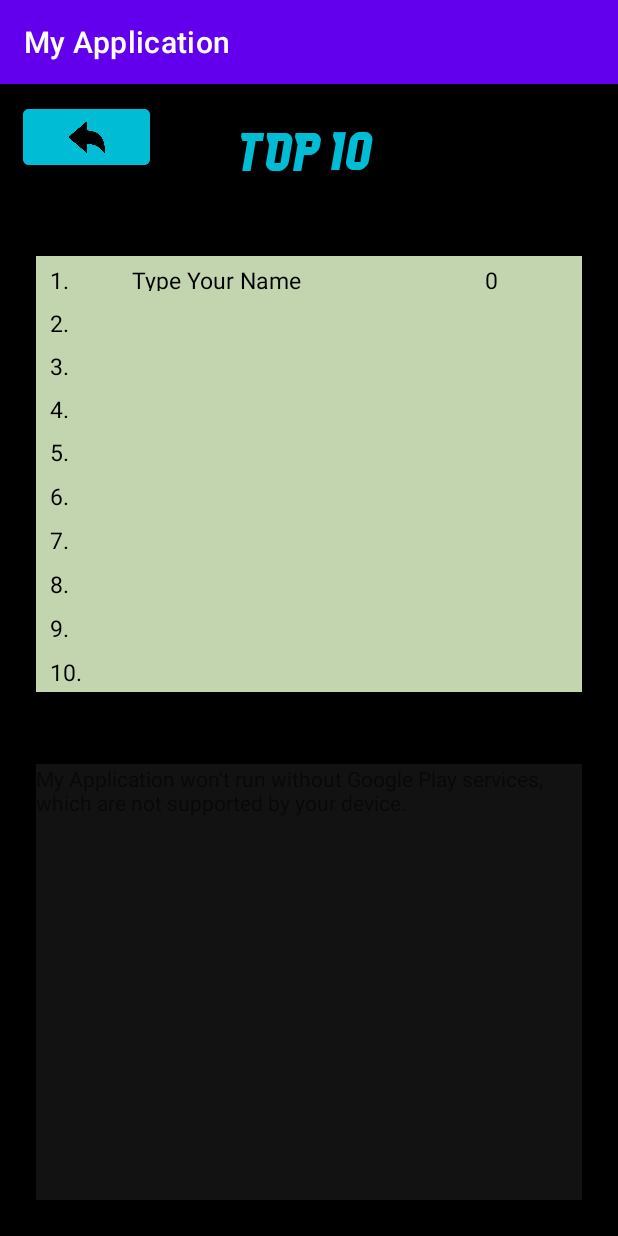
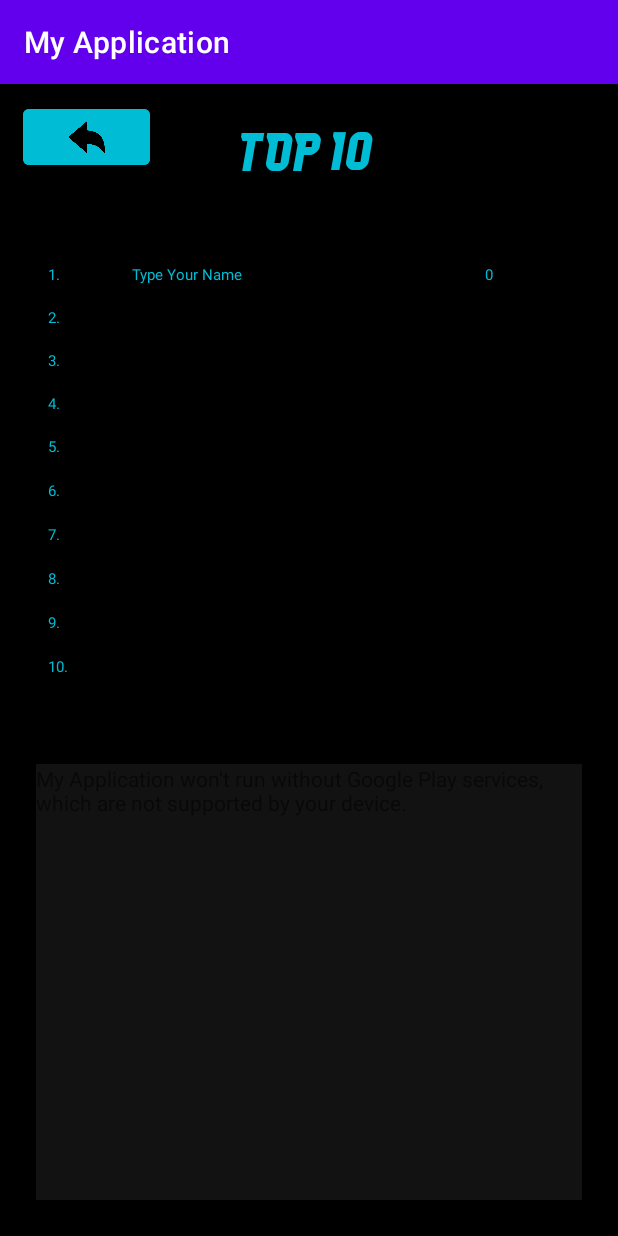
Before and after one commit to LavyCo/hw1, an Android app: the TopFragments screen opened directly, with no data from a screen before it, on a phone screen of 412 x 824 dp. Run offline under Robolectric (Android 15) with nearby library versions, the phone set to English and light mode, and no system bars.

Commit message:
final app 15/5

```diff
--- a/app/src/main/java/com/example/hw2/Gamemanager.java
+++ b/app/src/main/java/com/example/hw2/Gamemanager.java
@@ -57,12 +57,12 @@ public class Gamemanager {
                 }
                 else{
                     if(eggsBoard[i][j]==1){
+                        eggsBoard[i][j]= 0;
                         eggsBoard[i+1][j]=1;
-                        eggsBoard[i][j]= 0;
                     }
                     else if(eggsBoard[i][j]==2){
+                        eggsBoard[i][j]= 0;
                         eggsBoard[i+1][j]=2;
-                        eggsBoard[i][j]= 0;
                     }
                 }
             }
--- /dev/null
+++ b/app/src/main/res/drawable/circle.xml
@@ -0,0 +1,5 @@
+<!-- circle_button_background.xml -->
+<shape xmlns:android="http://schemas.android.com/apk/res/android"
+    android:shape="oval">
+    <solid android:color="#00BCD4" />
+</shape>
--- a/app/src/main/res/layout/activity_main.xml
+++ b/app/src/main/res/layout/activity_main.xml
@@ -114,9 +114,10 @@
             android:layout_width="wrap_content"
             android:layout_height="wrap_content"
             android:layout_centerHorizontal="true"
+            android:fontFamily="@font/iron_wall"
             android:layout_marginTop="30dp"
             android:text="0"
-            android:textColor="@color/white"
+            android:textColor="@color/teal_200"
             android:textSize="25sp" />
         <LinearLayout
             android:layout_width="300dp"
--- a/app/src/main/res/layout/fragment_list.xml
+++ b/app/src/main/res/layout/fragment_list.xml
@@ -4,7 +4,7 @@
     xmlns:tools="http://schemas.android.com/tools"
     android:layout_width="match_parent"
     android:layout_height="match_parent"
-    android:background="#C3D5AF"
+    android:background="#000000"
     android:gravity="center_horizontal"
     android:orientation="vertical"
     tools:context="com.example.hw2.RecordsActivity">
@@ -13,7 +13,7 @@
     <androidx.appcompat.widget.LinearLayoutCompat
         android:id="@+id/list_LNL_row1"
         android:layout_width="match_parent"
-        android:layout_height="0dp"
+        android:layout_height="10dp"
         android:layout_margin="5dp"
         android:layout_weight="1"
         android:gravity="center_vertical"
@@ -25,8 +25,8 @@
             android:layout_height="match_parent"
             android:layout_weight="1"
             android:text=" 1."
-            android:textColor="#000000"
-            android:textSize="15sp"
+            android:textColor="#00BCD4"
+            android:textSize="10sp"
 
             />
 
@@ -35,8 +35,8 @@
             android:layout_width="0dp"
             android:layout_height="match_parent"
             android:layout_weight="4"
-            android:textColor="#000000"
-            android:textSize="15sp" />
+            android:textColor="#00BCD4"
+            android:textSize="10sp" />
 
         <com.google.android.material.textview.MaterialTextView
             android:id="@+id/list_LBL_score1"
@@ -44,8 +44,8 @@
             android:layout_height="match_parent"
             android:layout_weight="1"
             android:text="  "
-            android:textColor="#000000"
-            android:textSize="15sp"
+            android:textColor="#00BCD4"
+            android:textSize="10sp"
 
             />
 
@@ -55,7 +55,7 @@
     <androidx.appcompat.widget.LinearLayoutCompat
         android:id="@+id/list_LNL_row2"
         android:layout_width="match_parent"
-        android:layout_height="0dp"
+        android:layout_height="10dp"
         android:layout_margin="5dp"
         android:layout_weight="1"
         android:gravity="center_vertical"
@@ -67,8 +67,8 @@
             android:layout_height="match_parent"
             android:layout_weight="1"
             android:text=" 2."
-            android:textColor="#000000"
-            android:textSize="15sp"
+            android:textColor="#00BCD4"
+            android:textSize="10sp"
 
             />
 
@@ -77,16 +77,16 @@
             android:layout_width="0dp"
             android:layout_height="match_parent"
             android:layout_weight="4"
-            android:textColor="#000000"
-            android:textSize="15sp" />
+            android:textColor="#00BCD4"
+            android:textSize="10sp" />
 
         <com.google.android.material.textview.MaterialTextView
             android:id="@+id/list_LBL_score2"
             android:layout_width="0dp"
             android:layout_height="match_parent"
             android:layout_weight="1"
-            android:textColor="#000000"
-            android:textSize="15sp"
+            android:textColor="#00BCD4"
+            android:textSize="10sp"
 
             />
 
@@ -96,7 +96,7 @@
     <androidx.appcompat.widget.LinearLayoutCompat
         android:id="@+id/list_LNL_row3"
         android:layout_width="match_parent"
-        android:layout_height="0dp"
+        android:layout_height="10dp"
         android:layout_margin="5dp"
         android:layout_weight="1"
         android:gravity="center_vertical"
@@ -108,8 +108,8 @@
             android:layout_height="match_parent"
             android:layout_weight="1"
             android:text=" 3."
-            android:textColor="#000000"
-            android:textSize="15sp"
+            android:textColor="#00BCD4"
+            android:textSize="10sp"
 
             />
 
@@ -118,16 +118,16 @@
             android:layout_width="0dp"
             android:layout_height="match_parent"
             android:layout_weight="4"
-            android:textColor="#000000"
-            android:textSize="15sp" />
+            android:textColor="#00BCD4"
+            android:textSize="10sp" />
 
         <com.google.android.material.textview.MaterialTextView
             android:id="@+id/list_LBL_score3"
             android:layout_width="0dp"
             android:layout_height="match_parent"
             android:layout_weight="1"
-            android:textColor="#000000"
-            android:textSize="15sp"
+            android:textColor="#00BCD4"
+            android:textSize="10sp"
 
             />
 
@@ -137,7 +137,7 @@
     <androidx.appcompat.widget.LinearLayoutCompat
         android:id="@+id/list_LNL_row4"
         android:layout_width="match_parent"
-        android:layout_height="0dp"
+        android:layout_height="10dp"
         android:layout_margin="5dp"
         android:layout_weight="1"
         android:gravity="center_vertical"
@@ -149,8 +149,8 @@
             android:layout_height="match_parent"
             android:layout_weight="1"
             android:text=" 4."
-            android:textColor="#000000"
-            android:textSize="15sp"
+            android:textColor="#00BCD4"
+            android:textSize="10sp"
 
             />
 
@@ -159,16 +159,16 @@
             android:layout_width="0dp"
             android:layout_height="match_parent"
             android:layout_weight="4"
-            android:textColor="#000000"
-            android:textSize="15sp" />
+            android:textColor="#00BCD4"
+            android:textSize="10sp" />
 
         <com.google.android.material.textview.MaterialTextView
             android:id="@+id/list_LBL_score4"
             android:layout_width="0dp"
             android:layout_height="match_parent"
             android:layout_weight="1"
-            android:textColor="#000000"
-            android:textSize="15sp"
+            android:textColor="#00BCD4"
+            android:textSize="10sp"
 
             />
 
@@ -178,7 +178,7 @@
     <androidx.appcompat.widget.LinearLayoutCompat
         android:id="@+id/list_LNL_row5"
         android:layout_width="match_parent"
-        android:layout_height="0dp"
+        android:layout_height="10dp"
         android:layout_margin="5dp"
         android:layout_weight="1"
         android:gravity="center_vertical"
@@ -190,8 +190,8 @@
             android:layout_height="match_parent"
             android:layout_weight="1"
             android:text=" 5."
-            android:textColor="#000000"
-            android:textSize="15sp"
+            android:textColor="#00BCD4"
+            android:textSize="10sp"
 
             />
 
@@ -200,16 +200,16 @@
             android:layout_width="0dp"
             android:layout_height="match_parent"
             android:layout_weight="4"
-            android:textColor="#000000"
-            android:textSize="15sp" />
+            android:textColor="#00BCD4"
+            android:textSize="10sp" />
 
         <com.google.android.material.textview.MaterialTextView
             android:id="@+id/list_LBL_score5"
             android:layout_width="0dp"
             android:layout_height="match_parent"
             android:layout_weight="1"
-            android:textColor="#000000"
-            android:textSize="15sp"
+            android:textColor="#00BCD4"
+            android:textSize="10sp"
 
             />
 
@@ -219,7 +219,7 @@
     <androidx.appcompat.widget.LinearLayoutCompat
         android:id="@+id/list_LNL_row6"
         android:layout_width="match_parent"
-        android:layout_height="0dp"
+        android:layout_height="10dp"
         android:layout_margin="5dp"
         android:layout_weight="1"
         android:gravity="center_vertical"
@@ -231,8 +231,8 @@
             android:layout_height="match_parent"
             android:layout_weight="1"
             android:text=" 6."
-            android:textColor="#000000"
-            android:textSize="15sp"
+            android:textColor="#00BCD4"
+            android:textSize="10sp"
 
             />
 
@@ -241,16 +241,16 @@
             android:layout_width="0dp"
             android:layout_height="match_parent"
             android:layout_weight="4"
-            android:textColor="#000000"
-            android:textSize="15sp" />
+            android:textColor="#00BCD4"
+            android:textSize="10sp" />
 
         <com.google.android.material.textview.MaterialTextView
             android:id="@+id/list_LBL_score6"
             android:layout_width="0dp"
             android:layout_height="match_parent"
             android:layout_weight="1"
-            android:textColor="#000000"
-            android:textSize="15sp"
+            android:textColor="#00BCD4"
+            android:textSize="10sp"
 
             />
 
@@ -260,7 +260,7 @@
     <androidx.appcompat.widget.LinearLayoutCompat
         android:id="@+id/list_LNL_row7"
         android:layout_width="match_parent"
-        android:layout_height="0dp"
+        android:layout_height="10dp"
         android:layout_margin="5dp"
         android:layout_weight="1"
         android:gravity="center_vertical"
@@ -272,8 +272,8 @@
             android:layout_height="match_parent"
             android:layout_weight="1"
             android:text=" 7."
-            android:textColor="#000000"
-            android:textSize="15sp"
+            android:textColor="#00BCD4"
+            android:textSize="10sp"
 
             />
 
@@ -282,16 +282,16 @@
             android:layout_width="0dp"
             android:layout_height="match_parent"
             android:layout_weight="4"
-            android:textColor="#000000"
-            android:textSize="15sp" />
+            android:textColor="#00BCD4"
+            android:textSize="10sp" />
 
         <com.google.android.material.textview.MaterialTextView
             android:id="@+id/list_LBL_score7"
             android:layout_width="0dp"
             android:layout_height="match_parent"
             android:layout_weight="1"
-            android:textColor="#000000"
-            android:textSize="15sp"
+            android:textColor="#00BCD4"
+            android:textSize="10sp"
 
             />
 
@@ -301,7 +301,7 @@
     <androidx.appcompat.widget.LinearLayoutCompat
         android:id="@+id/list_LNL_row8"
         android:layout_width="match_parent"
-        android:layout_height="0dp"
+        android:layout_height="10dp"
         android:layout_margin="5dp"
         android:layout_weight="1"
         android:gravity="center_vertical"
@@ -313,8 +313,8 @@
             android:layout_height="match_parent"
             android:layout_weight="1"
             android:text=" 8."
-            android:textColor="#000000"
-            android:textSize="15sp"
+            android:textColor="#00BCD4"
+            android:textSize="10sp"
 
             />
 
@@ -323,16 +323,16 @@
             android:layout_width="0dp"
             android:layout_height="match_parent"
             android:layout_weight="4"
-            android:textColor="#000000"
-            android:textSize="15sp" />
+            android:textColor="#00BCD4"
+            android:textSize="10sp" />
 
         <com.google.android.material.textview.MaterialTextView
             android:id="@+id/list_LBL_score8"
             android:layout_width="0dp"
             android:layout_height="match_parent"
             android:layout_weight="1"
-            android:textColor="#000000"
-            android:textSize="15sp"
+            android:textColor="#00BCD4"
+            android:textSize="10sp"
 
             />
 
@@ -342,7 +342,7 @@
     <androidx.appcompat.widget.LinearLayoutCompat
         android:id="@+id/list_LNL_row9"
         android:layout_width="match_parent"
-        android:layout_height="0dp"
+        android:layout_height="10dp"
         android:layout_margin="5dp"
         android:layout_weight="1"
         android:gravity="center_vertical"
@@ -354,8 +354,8 @@
             android:layout_height="match_parent"
             android:layout_weight="1"
             android:text=" 9."
-            android:textColor="#000000"
-            android:textSize="15sp"
+            android:textColor="#00BCD4"
+            android:textSize="10sp"
 
             />
 
@@ -364,16 +364,16 @@
             android:layout_width="0dp"
             android:layout_height="match_parent"
             android:layout_weight="4"
-            android:textColor="#000000"
-            android:textSize="15sp" />
+            android:textColor="#00BCD4"
+            android:textSize="10sp" />
 
         <com.google.android.material.textview.MaterialTextView
             android:id="@+id/list_LBL_score9"
             android:layout_width="0dp"
             android:layout_height="match_parent"
             android:layout_weight="1"
-            android:textColor="#000000"
-            android:textSize="15sp"
+            android:textColor="#00BCD4"
+            android:textSize="10sp"
 
             />
 
@@ -383,7 +383,7 @@
     <androidx.appcompat.widget.LinearLayoutCompat
         android:id="@+id/list_LNL_row10"
         android:layout_width="match_parent"
-        android:layout_height="0dp"
+        android:layout_height="10dp"
         android:layout_margin="5dp"
         android:layout_weight="1"
         android:gravity="center_vertical"
@@ -395,8 +395,8 @@
             android:layout_height="match_parent"
             android:layout_weight="1"
             android:text=" 10."
-            android:textColor="#000000"
-            android:textSize="15sp"
+            android:textColor="#00BCD4"
+            android:textSize="10sp"
 
             />
 
@@ -405,16 +405,16 @@
             android:layout_width="0dp"
             android:layout_height="match_parent"
             android:layout_weight="4"
-            android:textColor="#000000"
-            android:textSize="15sp" />
+            android:textColor="#00BCD4"
+            android:textSize="10sp" />
 
         <com.google.android.material.textview.MaterialTextView
             android:id="@+id/list_LBL_score10"
             android:layout_width="0dp"
             android:layout_height="match_parent"
             android:layout_weight="1"
-            android:textColor="#000000"
-            android:textSize="15sp"
+            android:textColor="#00BCD4"
+            android:textSize="10sp"
 
             />
 
```
Also changed, not shown: app/src/main/java/com/example/hw2/MainActivity.java (+22 -25 lines), app/src/main/java/com/example/hw2/MySp.java (+0 -56 lines), app/src/main/java/com/example/hw2/Records.java (+0 -18 lines), app/src/main/java/com/example/hw2/ScoreActivity.java (+12 -9 lines), app/src/main/res/layout/score_activity.xml (+9 -6 lines).
